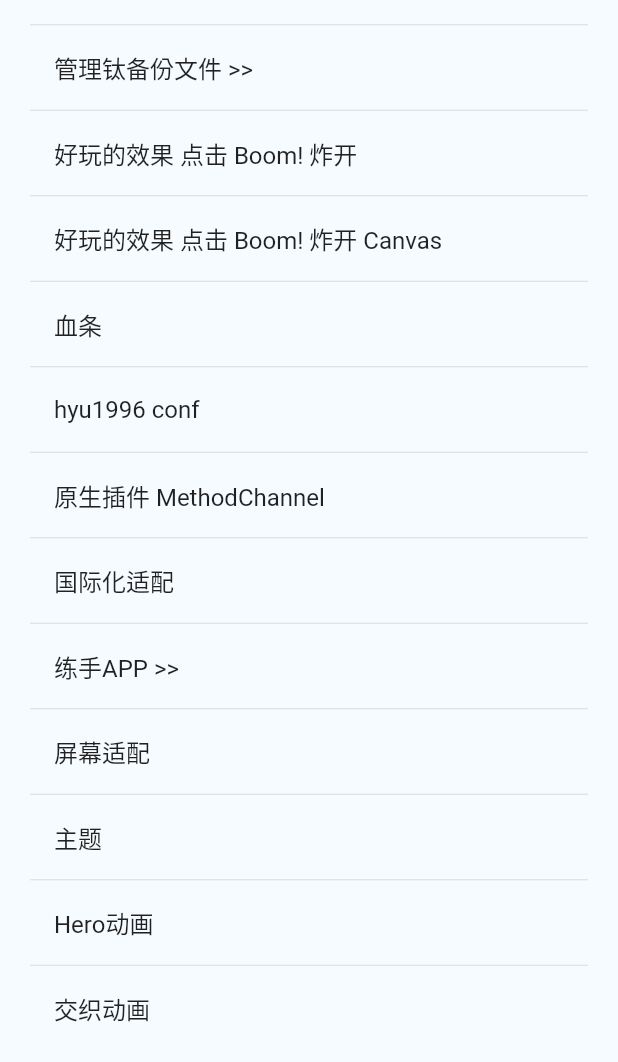
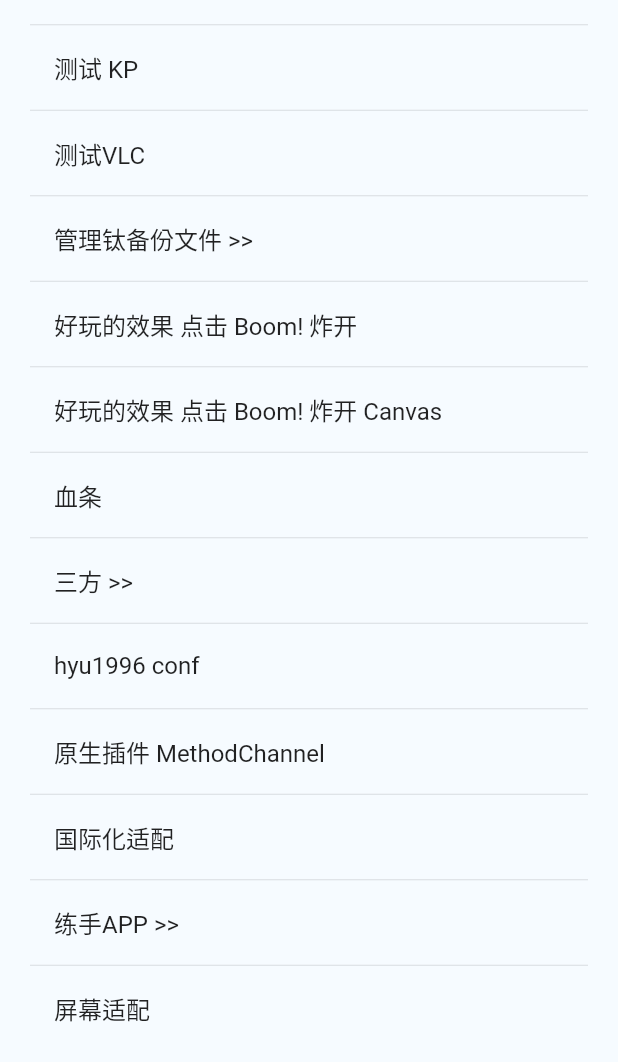
Before and after one commit to svran/flutter-learning, a Flutter app: the screen it shows after launch, on a phone screen of 412 x 824 dp, the part 174-1236 px from its top. Run offline on Flutter 3.47's test engine with Material 2 defaults, Android fonts, the phone set to English and light mode, and no system bars; drawn by our look-alikes of oktoast; our stand-ins replace dio, event_bus, logger, table_calendar; missing offline and left inert: dart_vlc, file_selector, flutter_interactional_widget.

Commit message:
_ 3d, vlc

```diff
--- a/lib/main.dart
+++ b/lib/main.dart
@@ -1,3 +1,4 @@
+import 'package:dart_vlc/dart_vlc.dart';
 import 'package:flutter/foundation.dart';
 import 'package:flutter/material.dart';
 import 'package:flutter_localizations/flutter_localizations.dart';
@@ -23,6 +24,8 @@ class MyApp extends StatelessWidget {
   @override
   Widget build(BuildContext context) {
     SvranSizeFit.init();
+    // Player.boot();
+    DartVLC.initialize();
     return SvranPixel(
       builder: (context) {
         return OKToast(
--- a/lib/study/initialize_pages_data.dart
+++ b/lib/study/initialize_pages_data.dart
@@ -24,8 +24,11 @@ import 'package:svran_flutter_study/study/scroll_widget/list_view_demo.dart';
 import 'package:svran_flutter_study/study/scroll_widget/scroll_view_listen_demo.dart';
 import 'package:svran_flutter_study/study/theme/theme_page.dart';
 import 'package:svran_flutter_study/tb/pages/tb_list_page.dart';
+import 'package:svran_flutter_study/third/three_d/banner_page.dart';
+import 'package:svran_flutter_study/third/video/k_p.dart';
 import 'package:svran_flutter_study/ws/main.dart';
 
+import '../third/video/player_vlc.dart';
 import 'async/async_demo.dart';
 import 'gesture/gesture_page.dart';
 import 'http_dio/http_dio_demo.dart';
@@ -34,10 +37,13 @@ import 'layout/layout.dart';
 
 final List<SvranListBean> data = [
   SvranListBean("新的学习 >> 补充WSBT", const WsApp()),
+  SvranListBean("测试 KP", const KaPlayer()),
+  SvranListBean("测试VLC", const VlcDemo()),
   SvranListBean("管理钛备份文件 >>", const TbListPage()),
   SvranListBean("好玩的效果 点击 Boom! 炸开", const SvranBoomMainPage()),
   SvranListBean("好玩的效果 点击 Boom! 炸开 Canvas", const SvranBoomCanvasPage()),
   SvranListBean("血条", const SvranBloodBarDemoPage()),
+  SvranListBean("三方 >>", const BannerPage()),
   SvranListBean("hyu1996 conf", Scaffold(body: ObjectDefView())),
   SvranListBean("原生插件 MethodChannel", const SvranMethodChannel()),
   SvranListBean("国际化适配", const SvranI18nDemoPage()),
--- /dev/null
+++ b/lib/third/video/k_p.dart
@@ -0,0 +1,221 @@
+import 'dart:math';
+import 'package:flutter/cupertino.dart';
+import 'package:flutter/material.dart';
+class KaPlayer extends StatefulWidget {
+  const KaPlayer({Key? key}) : super(key: key);
+
+  @override
+  State<KaPlayer> createState() => _KaPlayerState();
+}
+
+class _KaPlayerState extends State<KaPlayer> {
+  // var player = Player.network("rtsp://test:0@192.168.10.146:554/ch1/main/av_stream", autoPlay: true);
+
+  @override
+  void initState() {
+    super.initState();
+  }
+
+  @override
+  Widget build(BuildContext context) {
+    return Container();
+  }
+/*
+  bool _changingPosition = false;
+  bool loading = false;
+  Duration _position = Duration.zero;
+
+  double get position {
+    if (player.duration.inSeconds == 0) {
+      return 0;
+    }
+    if (_changingPosition) {
+      return _position.inSeconds * 100 / player.duration.inSeconds;
+    } else {
+      return player.position.inSeconds * 100 / player.duration.inSeconds;
+    }
+  }
+
+  @override
+  Widget build(BuildContext context) {
+    return CupertinoApp(
+      color: Colors.teal,
+      theme: const CupertinoThemeData(
+        primaryColor: Colors.teal,
+        primaryContrastingColor: Colors.teal,
+      ),
+      home: CupertinoPageScaffold(
+        navigationBar: CupertinoNavigationBar(
+          middle: StreamBuilder(
+              stream: player.positionStream,
+              builder: (context, snapshot) {
+                return Text(player.status.toString());
+              }),
+        ),
+        child: Center(
+          child: Column(
+            mainAxisAlignment: MainAxisAlignment.center,
+            crossAxisAlignment: CrossAxisAlignment.center,
+            children: [
+              Stack(
+                children: [
+                  SizedBox(
+                    width: 150,
+                    height: 150,
+                    child: StreamBuilder(
+                      stream: player.positionStream,
+                      builder: (context, snapshot) {
+                        return CircularProgressIndicator(
+                          strokeWidth: 1,
+                          color: Colors.teal,
+                          value: loading ? null : player.position.inSeconds / max(player.duration.inSeconds, 0.01),
+                        );
+                      },
+                    ),
+                  ),
+                  SizedBox(
+                    width: 150,
+                    height: 150,
+                    child: FloatingActionButton(
+                      disabledElevation: 0,
+                      elevation: 0,
+                      focusElevation: 0,
+                      hoverElevation: 0,
+                      highlightElevation: 0,
+                      backgroundColor: Colors.teal.withOpacity(0.1),
+                      onPressed: () {
+                        setState(() {
+                          player.toggle();
+                        });
+                      },
+                      child: DefaultTextStyle(
+                        style: const TextStyle(color: Colors.black87),
+                        child: StreamBuilder(
+                          stream: player.positionStream,
+                          builder: (context, snapshot) {
+                            return player.playing
+                                ? const Icon(
+                                    Icons.pause,
+                                    color: Colors.teal,
+                                    size: 80,
+                                  )
+                                : const Icon(
+                                    Icons.play_arrow,
+                                    color: Colors.teal,
+                                    size: 80,
+                                  );
+                          },
+                        ),
+                      ),
+                    ),
+                  ),
+                ],
+              ),
+              const SizedBox(
+                height: 40,
+              ),
+              Container(
+                padding: const EdgeInsets.symmetric(horizontal: 40),
+                width: double.infinity,
+                child: StreamBuilder(
+                    stream: player.positionStream,
+                    builder: (context, AsyncSnapshot<Duration> snapshot) {
+                      loading = false;
+                      return CupertinoSlider(
+                        value: position,
+                        min: 0,
+                        max: 100,
+                        onChangeStart: (double value) {
+                          _changingPosition = true;
+                        },
+                        onChangeEnd: (double value) {
+                          _changingPosition = false;
+                        },
+                        onChanged: (double value) {
+                          setState(() {
+                            loading = true;
+                            _position = Duration(seconds: ((value / 100) * player.duration.inSeconds).toInt());
+                            player.position = _position;
+                          });
+                        },
+                      );
+                    }),
+              ),
+              Container(
+                padding: const EdgeInsets.symmetric(horizontal: 40),
+                width: double.infinity,
+                child: Row(
+                  children: [
+                    const Icon(Icons.volume_up),
+                    Expanded(
+                      child: StreamBuilder(
+                        stream: player.positionStream,
+                        builder: (context, AsyncSnapshot<Duration> snapshot) {
+                          return CupertinoSlider(
+                            value: player.volume * 100,
+                            min: 0,
+                            max: 100,
+                            // label: player.volume.round().toString(),
+                            onChanged: (double value) {
+                              setState(() {
+                                player.volume = value / 100;
+                              });
+                            },
+                          );
+                        },
+                      ),
+                    ),
+                  ],
+                ),
+              ),
+              Container(
+                padding: const EdgeInsets.symmetric(horizontal: 40),
+                width: double.infinity,
+                child: Row(
+                  children: [
+                    const Icon(Icons.speed),
+                    Expanded(
+                      child: StreamBuilder(
+                        stream: player.positionStream,
+                        builder: (context, AsyncSnapshot<Duration> snapshot) {
+                          return CupertinoSlider(
+                            value: player.speed * 10,
+                            min: 0,
+                            max: 10,
+                            divisions: 10,
+                            onChanged: (double value) {
+                              setState(() {
+                                player.speed = value / 10;
+                              });
+                            },
+                          );
+                        },
+                      ),
+                    ),
+                  ],
+                ),
+              ),
+              SizedBox(
+                height: 50,
+              ),
+              Center(
+                child: DefaultTextStyle(
+                  style: TextStyle(color: Colors.black38, fontSize: 12),
+                  child: Column(
+                    children: [
+                      Text("Duration: " + player.duration.toString()),
+                      Text("Position: " + player.position.toString()),
+                      Text("Volume: " + player.volume.toString()),
+                      Text("Speed: " + player.speed.toString()),
+                    ],
+                  ),
+                ),
+              )
+            ],
+          ),
+        ),
+      ),
+    );
+  }
+  // */
+}
```
Also changed, not shown: lib/third/three_d/banner_page.dart (added, +91 -0 lines), lib/third/three_d/full_screen_page.dart (added, +58 -0 lines), lib/third/three_d/main.dart (added, +28 -0 lines), lib/third/video/player_vlc.dart (added, +76 -0 lines), pubspec.yaml (+13 -5 lines), assets/banner/back.png (added), assets/banner/fore.png (added), assets/banner/mid.png (added), assets/full_screen/back.png (added), assets/full_screen/fore.png (added), assets/full_screen/mid.png (added), pubspec.lock, 6 other files.
